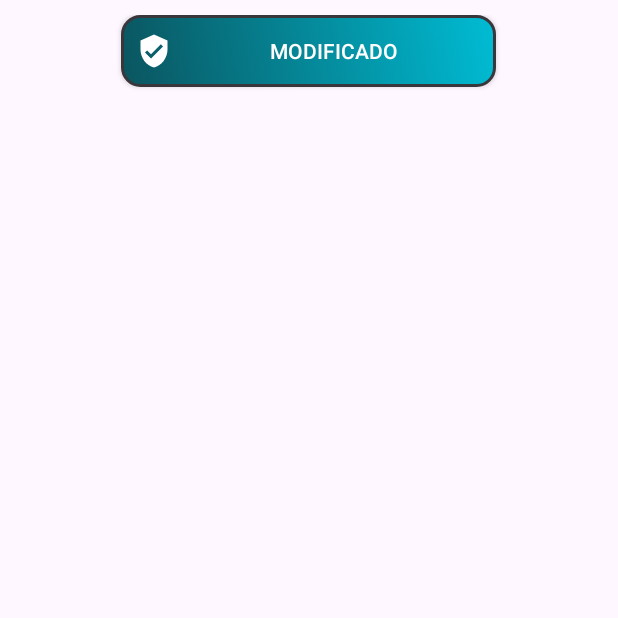
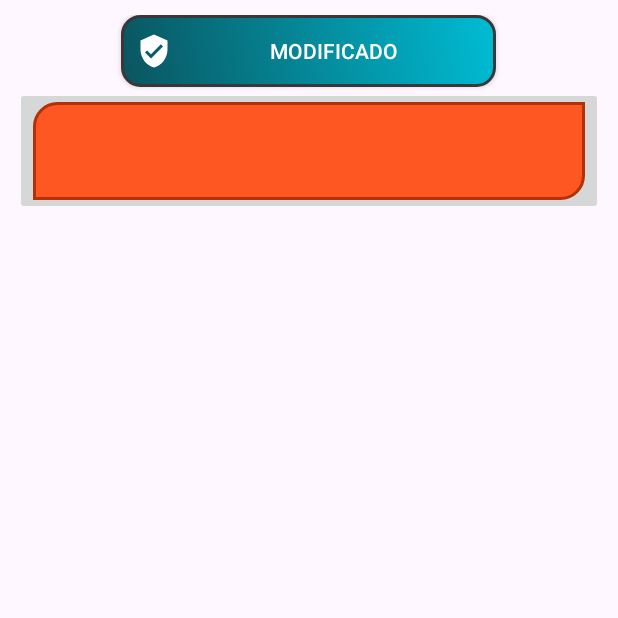
Before and after one commit to rrchoque/rrchoque-netzun-kotlin-avanzado-parte-2, an Android app: the screen it shows after launch (ButtonsActivity), on a phone screen of 412 x 824 dp, the top half of it. Run offline under Robolectric (Android 15) with nearby library versions, the phone set to English and light mode, and no system bars.

Commit message:
Se terminó la cápsula 3 del módulo 02: ImageButtons

```diff
--- a/EmptyApp/app/src/main/res/layout/activity_buttons.xml
+++ b/EmptyApp/app/src/main/res/layout/activity_buttons.xml
@@ -23,6 +23,14 @@
             android:background="@drawable/bg_gradient"
             android:paddingStart="10dp"
             android:text="Button" />
+
+        <ImageButton
+            android:id="@+id/imageButton2"
+            android:layout_width="match_parent"
+            android:layout_height="85dp"
+            app:srcCompat="@drawable/bg_rectangle" />
+
+
     </LinearLayout>
 
 
```
